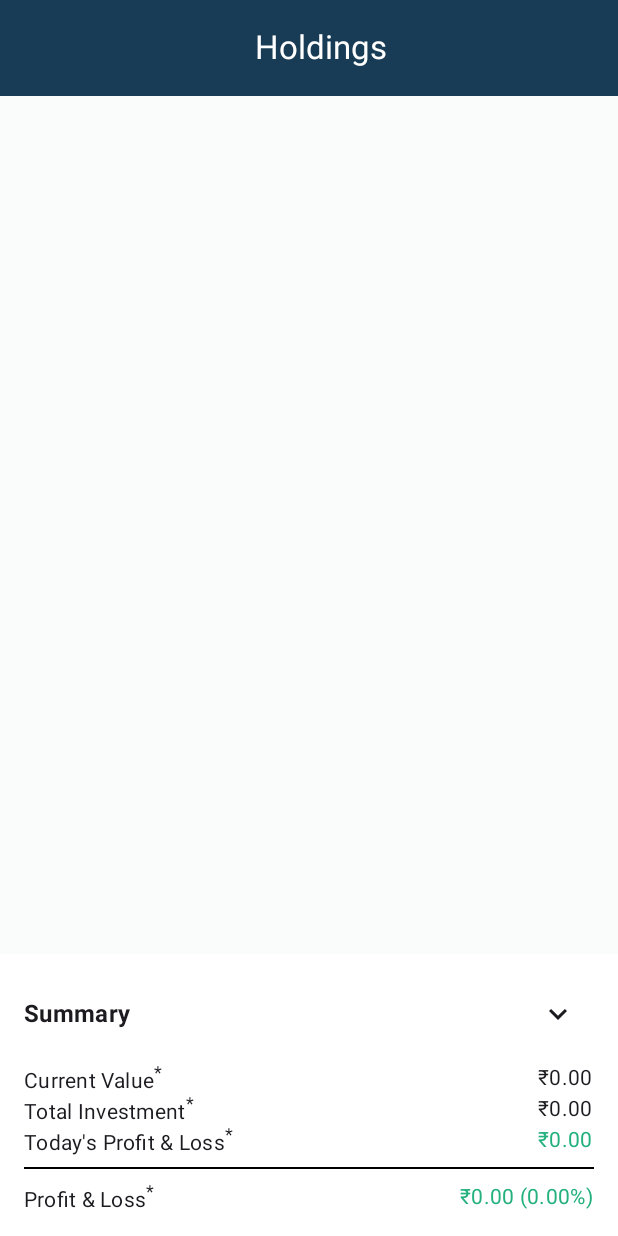
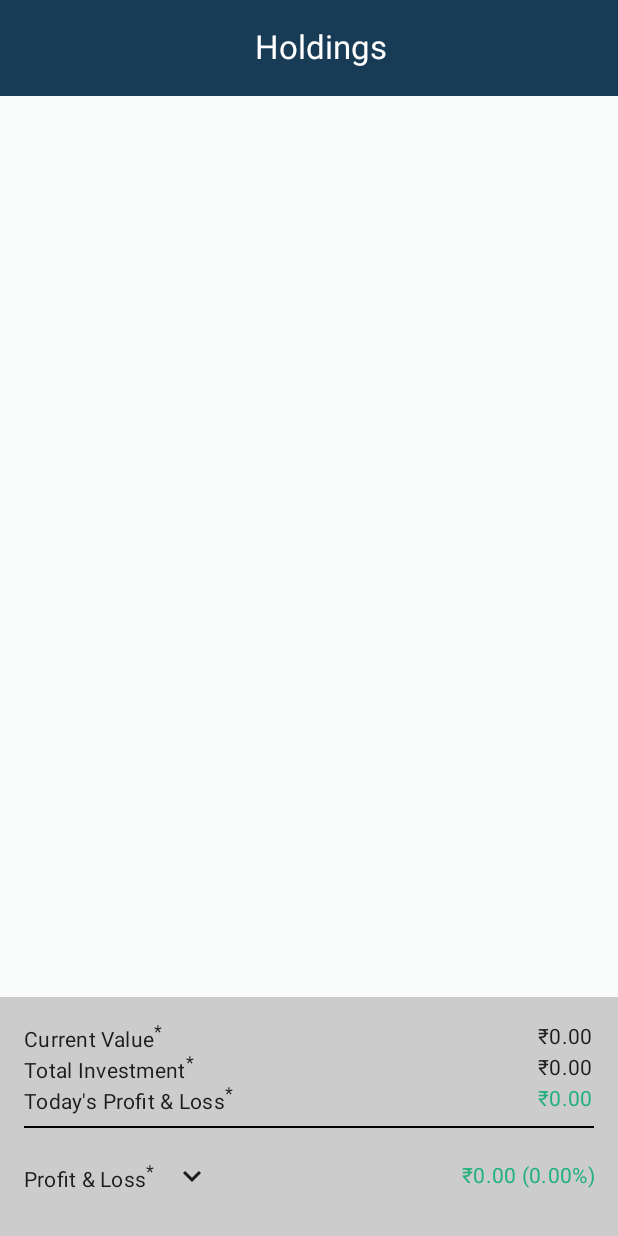
Before and after one commit to Qkprahlad101/Holdings_Portfolio, an Android app built with Jetpack Compose: the screen it shows after launch (MainActivity), after a tap on "Expand Summary", on a phone screen of 412 x 824 dp. Run offline under Robolectric (Android 15) with nearby library versions, the phone set to English and light mode, and no system bars; our stand-ins replace Room's generated code; network calls fail.

Commit message:
BottomBar Arrow position handled

```diff
--- a/app/src/main/java/com/example/holdings_portfolio/presentation/HoldingsScreen.kt
+++ b/app/src/main/java/com/example/holdings_portfolio/presentation/HoldingsScreen.kt
@@ -89,7 +89,7 @@ fun HoldingsScreen(viewModel: HoldingsViewModel = koinViewModel()) {
                 modifier = Modifier
                     .align(Alignment.BottomCenter)
                     .fillMaxWidth()
-                    .background(Color.White)
+                    .background(Color.LightGray)
             ) {
                 AnimatedContent(
                     targetState = isSummaryExpanded.value,
@@ -130,21 +130,37 @@ fun CollapsedSummarySection(
             .fillMaxWidth()
             .padding(16.dp),
         verticalAlignment = Alignment.CenterVertically,
-        horizontalArrangement = Arrangement.SpaceBetween
     ) {
-        Text("Profit & Loss*", style = MaterialTheme.typography.titleMedium)
-        Row(verticalAlignment = Alignment.CenterVertically) {
+        Row(
+            verticalAlignment = Alignment.CenterVertically
+        ) {
             Text(
-                text = totalPnL.toDisplayCurrency(),
-                color = pnlColor,
+                buildAnnotatedString {
+                    append("Profit & Loss")
+                    withStyle(
+                        style = SpanStyle(
+                            fontSize = MaterialTheme.typography.bodySmall.fontSize,
+                            baselineShift = BaselineShift.Superscript
+                        )
+                    ) { append("*") }
+                },
                 style = MaterialTheme.typography.titleMedium
             )
             IconButton(onClick = onExpand) {
                 Icon(Icons.Default.KeyboardArrowUp, contentDescription = "Expand Summary")
             }
         }
+        Spacer(Modifier.weight(1f))
+        Text(
+            text = totalPnL.toDisplayCurrency(),
+            color = pnlColor,
+            style = MaterialTheme.typography.titleMedium,
+            textAlign = TextAlign.End
+        )
     }
 }
+
+
 
 @Composable
 fun FullSummarySection(
@@ -163,32 +179,48 @@ fun FullSummarySection(
             .fillMaxWidth()
             .padding(16.dp)
     ) {
-        Row(
-            Modifier.fillMaxWidth(),
-            verticalAlignment = Alignment.CenterVertically,
-            horizontalArrangement = Arrangement.SpaceBetween
-        ) {
-            Text("Summary", style = MaterialTheme.typography.titleMedium, fontWeight = FontWeight.Bold)
-            IconButton(onClick = onCollapse) {
-                Icon(Icons.Default.KeyboardArrowDown, contentDescription = "Collapse Summary")
-            }
-        }
-
-        Spacer(Modifier.height(8.dp))
-
         SummaryRowWithSuper("Current Value", totalValue.toDisplayCurrency())
         SummaryRowWithSuper("Total Investment", totalInvestment.toDisplayCurrency())
-        SummaryRowWithSuper("Today's Profit & Loss", todayPnL.toDisplayCurrency(),
+        SummaryRowWithSuper(
+            "Today's Profit & Loss",
+            todayPnL.toDisplayCurrency(),
             valueColor = if (todayPnL >= 0) PortfolioGreen else PortfolioRed
         )
         Divider(Modifier.padding(vertical = 8.dp), color = Color.Black)
-        SummaryRowWithSuper(
-            "Profit & Loss",
-            "${totalPnL.toDisplayCurrency()} (${pnlPercent.toDisplayPercent()})",
-            valueColor = if (totalPnL >= 0) PortfolioGreen else PortfolioRed
-        )
+
+        // ROW: Profit & Loss* label, arrow button, value
+        Row(
+            Modifier.fillMaxWidth(),
+            verticalAlignment = Alignment.CenterVertically
+        ) {
+            Row(verticalAlignment = Alignment.CenterVertically) {
+                Text(
+                    buildAnnotatedString {
+                        append("Profit & Loss")
+                        withStyle(
+                            style = SpanStyle(
+                                fontSize = MaterialTheme.typography.bodySmall.fontSize,
+                                baselineShift = BaselineShift.Superscript
+                            )
+                        ) { append("*") }
+                    },
+                    style = MaterialTheme.typography.bodyMedium
+                )
+                IconButton(onClick = onCollapse) {
+                    Icon(Icons.Default.KeyboardArrowDown, contentDescription = "Collapse Summary")
+                }
+            }
+            Spacer(Modifier.weight(1f))
+            Text(
+                "${totalPnL.toDisplayCurrency()} (${pnlPercent.toDisplayPercent()})",
+                style = MaterialTheme.typography.bodyMedium,
+                color = if (totalPnL >= 0) PortfolioGreen else PortfolioRed,
+                textAlign = TextAlign.End
+            )
+        }
     }
 }
+
 
 @Composable
 fun SummaryRowWithSuper(label: String, value: String, valueColor: Color = Color.Unspecified) {
```
